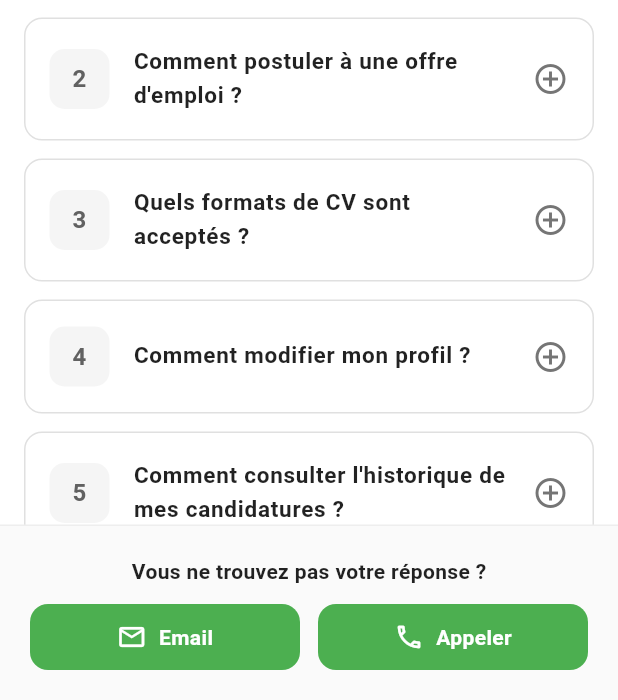
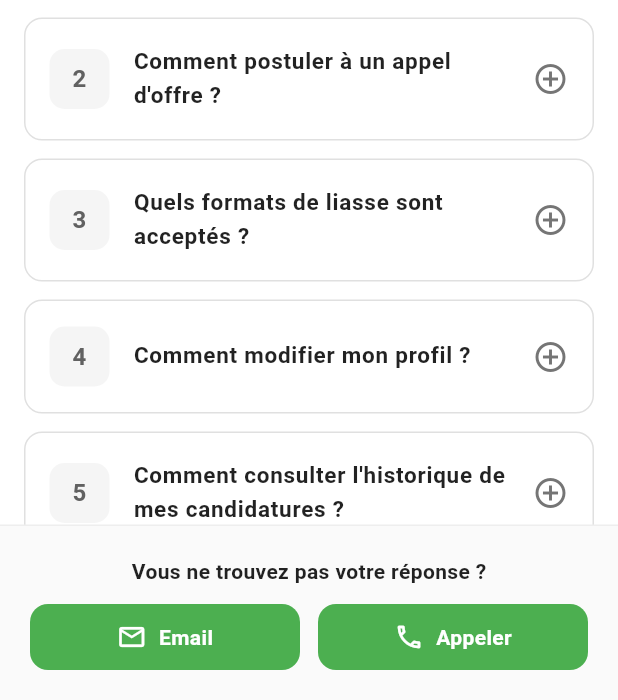
Before and after one commit to Babacargueye3101/sen_offre_mobile, a Flutter app: the FaqScreen screen opened directly, on a phone screen of 412 x 824 dp, the part 536-1236 px from its top. Run offline on Flutter 3.47's test engine with Material 3 defaults, Android fonts, the light colour scheme and no system bars; our stand-ins replace file_picker, flutter_dotenv, image_picker, permission_handler, shared_preferences, timeago and 1 more; accounts and stored records are empty.

Commit message:
Terminologie: remplacer 'CV' par 'liasse' et 'offre d'emploi' par 'appel d'offre'
- Écrans: post_detail, faq, ai_chatbot, messages
- Services: resume, user, api, azure_openai, job_search_ai

Contexte: application d'appel d'offres (pas d'emploi)

```diff
--- a/lib/screens/ai_chatbot_screen.dart
+++ b/lib/screens/ai_chatbot_screen.dart
@@ -26,7 +26,7 @@ class _AIChatbotScreenState extends State<AIChatbotScreen> {
   void _addWelcomeMessage() {
     setState(() {
       _messages.add(ChatMessage(
-        text: 'Bonjour! 👋\n\nJe suis votre assistant virtuel pour la recherche d\'emploi. Je peux vous aider à:\n\n• Trouver des offres d\'emploi\n• Rechercher par période (mois dernier, année passée, etc.)\n• Filtrer par localisation ou catégorie\n• Répondre à vos questions sur les offres\n\nComment puis-je vous aider aujourd\'hui?',
+        text: 'Bonjour! 👋\n\nJe suis votre assistant virtuel pour la recherche d\'appel d\'offre. Je peux vous aider à:\n\n• Trouver des appels d\'offre\n• Rechercher par période (mois dernier, année passée, etc.)\n• Filtrer par localisation ou catégorie\n• Répondre à vos questions sur les offres\n\nComment puis-je vous aider aujourd\'hui?',
         isUser: false,
         timestamp: DateTime.now(),
       ));
@@ -156,19 +156,19 @@ class _AIChatbotScreenState extends State<AIChatbotScreen> {
 
     // Réponses prédéfinies pour les questions courantes
     if (messageLower.contains('bonjour') || messageLower.contains('salut') || messageLower.contains('hello') || messageLower.contains('hi')) {
-      return 'Bonjour ! 👋\n\nJe suis votre assistant virtuel pour la recherche d\'emploi. Je peux vous aider à trouver des offres qui correspondent à vos critères.\n\nQue recherchez-vous aujourd\'hui ?';
+      return 'Bonjour ! 👋\n\nJe suis votre assistant virtuel pour la recherche d\'appel d\'offre. Je peux vous aider à trouver des offres qui correspondent à vos critères.\n\nQue recherchez-vous aujourd\'hui ?';
     }
 
     if (messageLower.contains('aide') || messageLower.contains('help') || messageLower.contains('aider')) {
-      return 'Bien sûr ! 😊\n\nJe peux vous aider à :\n\n• 🔍 Trouver des offres d\'emploi\n• 📅 Rechercher par période (mois dernier, année passée...)\n• 📍 Filtrer par localisation (Dakar, Thiès...)\n• 💼 Chercher par métier ou compétence\n\nTapez simplement ce que vous cherchez, par exemple :\n"Je cherche un emploi de développeur"';
+      return 'Bien sûr ! 😊\n\nJe peux vous aider à :\n\n• 🔍 Trouver des appels d\'offre\n• 📅 Rechercher par période (mois dernier, année passée...)\n• 📍 Filtrer par localisation (Dakar, Thiès...)\n• 💼 Chercher par métier ou compétence\n\nTapez simplement ce que vous cherchez, par exemple :\n"Je cherche un appel d\'offre de développeur"';
     }
 
     if ((messageLower.contains('comment') && messageLower.contains('postuler')) || messageLower.contains('candidature')) {
-      return 'Pour postuler à une offre : 👍\n\n1️⃣ Cherchez des offres qui vous intéressent\n2️⃣ Cliquez sur une offre pour voir les détails\n3️⃣ Suivez les instructions de candidature\n4️⃣ Préparez votre CV et lettre de motivation\n\nBonne chance ! 🎯';
+      return 'Pour postuler à un appel d\'offre : 👍\n\n1️⃣ Cherchez des offres qui vous intéressent\n2️⃣ Cliquez sur une offre pour voir les détails\n3️⃣ Suivez les instructions de candidature\n4️⃣ Préparez votre liasse et lettre de motivation\n\nBonne chance ! 🎯';
     }
 
     if (messageLower.contains('conseil') || messageLower.contains('astuce') || messageLower.contains('tip')) {
-      return 'Voici mes meilleurs conseils : 💡\n\n✅ Personnalisez votre CV pour chaque offre\n✅ Postulez rapidement aux offres récentes\n✅ Soignez votre lettre de motivation\n✅ Préparez-vous bien pour les entretiens\n✅ Suivez vos candidatures\n\nVoulez-vous chercher des offres maintenant ?';
+      return 'Voici mes meilleurs conseils : 💡\n\n✅ Personnalisez votre liasse pour chaque offre\n✅ Postulez rapidement aux offres récentes\n✅ Soignez votre lettre de motivation\n✅ Préparez-vous bien pour les entretiens\n✅ Suivez vos candidatures\n\nVoulez-vous chercher des offres maintenant ?';
     }
 
     if (messageLower.contains('merci') || messageLower.contains('thank')) {
@@ -176,15 +176,15 @@ class _AIChatbotScreenState extends State<AIChatbotScreen> {
     }
 
     if (messageLower.contains('combien') || messageLower.contains('nombre')) {
-      return 'Pour connaître le nombre d\'offres disponibles, tapez simplement :\n\n"Je cherche un emploi"\n\nJe vous montrerai toutes les offres récentes ! 📊';
+      return 'Pour connaître le nombre d\'offres disponibles, tapez simplement :\n\n"Je cherche un appel d\'offre"\n\nJe vous montrerai toutes les offres récentes ! 📊';
     }
 
     if (messageLower.contains('qui es-tu') || messageLower.contains('qui êtes-vous') || messageLower.contains('c\'est quoi')) {
-      return 'Je suis l\'assistant virtuel de SenOffre ! 🤖\n\nMa mission est de vous aider à trouver l\'emploi qui vous correspond au Sénégal.\n\nJe peux chercher des offres par mots-clés, période, ou localisation. Comment puis-je vous aider ? 😊';
+      return 'Je suis l\'assistant virtuel de SenOffre ! 🤖\n\nMa mission est de vous aider à trouver l\'appel d\'offre qui vous correspond au Sénégal.\n\nJe peux chercher des offres par mots-clés, période, ou localisation. Comment puis-je vous aider ? 😊';
     }
 
     // Réponse par défaut
-    return 'Je comprends que vous avez une question, mais je ne suis pas sûr de pouvoir y répondre directement. 😕\n\nVoici ce que je peux faire pour vous :\n\n🔍 Chercher des offres d\'emploi\nExemple : "Je cherche un emploi de développeur"\n\n📅 Filtrer par période\nExemple : "Offres du mois dernier"\n\n📍 Filtrer par ville\nExemple : "Emploi à Dakar"\n\nEssayez l\'une de ces recherches ! 👍';
+    return 'Je comprends que vous avez une question, mais je ne suis pas sûr de pouvoir y répondre directement. 😕\n\nVoici ce que je peux faire pour vous :\n\n🔍 Chercher des appels d\'offre\nExemple : "Je cherche un appel d\'offre de développeur"\n\n📅 Filtrer par période\nExemple : "Offres du mois dernier"\n\n📍 Filtrer par ville\nExemple : "Appel d\'offre à Dakar"\n\nEssayez l\'une de ces recherches ! 👍';
   }
 
   void _scrollToBottom() {
--- a/lib/screens/faq_screen.dart
+++ b/lib/screens/faq_screen.dart
@@ -16,12 +16,12 @@ class _FaqScreenState extends State<FaqScreen> {
       'answer': 'Pour créer un compte, cliquez sur "S\'inscrire" sur la page d\'accueil. Remplissez le formulaire avec vos informations personnelles (nom, email, mot de passe) et validez. Vous recevrez un email de confirmation.',
     },
     {
-      'question': 'Comment postuler à une offre d\'emploi ?',
-      'answer': 'Pour postuler à une offre, consultez les détails de l\'offre qui vous intéresse, puis cliquez sur le bouton "Postuler". Vous devrez sélectionner ou télécharger votre CV, puis rédiger un message de motivation (minimum 20 caractères).',
+      'question': 'Comment postuler à un appel d\'offre ?',
+      'answer': 'Pour postuler à un appel d\'offre, consultez les détails de l\'offre qui vous intéresse, puis cliquez sur le bouton "Postuler". Vous devrez sélectionner ou télécharger votre liasse, puis rédiger un message de motivation (minimum 20 caractères).',
     },
     {
-      'question': 'Quels formats de CV sont acceptés ?',
-      'answer': 'Nous acceptons les formats suivants : PDF, DOC, DOCX, JPG et PNG. La taille maximale du fichier est de 5 MB. Assurez-vous que votre CV est à jour et bien structuré.',
+      'question': 'Quels formats de liasse sont acceptés ?',
+      'answer': 'Nous acceptons les formats suivants : PDF, DOC, DOCX, JPG et PNG. La taille maximale du fichier est de 5 MB. Assurez-vous que votre liasse est à jour et bien structurée.',
     },
     {
       'question': 'Comment modifier mon profil ?',
@@ -32,7 +32,7 @@ class _FaqScreenState extends State<FaqScreen> {
       'answer': 'Dans l\'onglet "Profil", sélectionnez l\'onglet "Historique". Vous y trouverez la liste de toutes vos candidatures avec les détails des postes auxquels vous avez postulé et vos messages de motivation.',
     },
     {
-      'question': 'Comment filtrer les offres d\'emploi ?',
+      'question': 'Comment filtrer les appels d\'offre ?',
       'answer': 'Sur la page d\'accueil ou la page des offres, utilisez les filtres disponibles : Type d\'offre (CDI, CDD, Stage, etc.), Localisation (ville) et Catégorie. Cliquez sur les chips pour ouvrir les options de filtrage.',
     },
     {
--- a/lib/screens/messages_screen.dart
+++ b/lib/screens/messages_screen.dart
@@ -228,7 +228,7 @@ class _MessagesScreenState extends State<MessagesScreen> {
                   ),
                   const SizedBox(height: 8),
                   Text(
-                    'Postulez à une offre d\'emploi pour commencer une conversation avec le recruteur',
+                    'Postulez à un appel d\'offre pour commencer une conversation avec le recruteur',
                     style: TextStyle(
                       fontSize: 13,
                       color: Colors.grey[700],
--- a/lib/screens/post_detail_screen.dart
+++ b/lib/screens/post_detail_screen.dart
@@ -164,7 +164,7 @@ class _PostDetailScreenState extends State<PostDetailScreen> {
                 mainAxisAlignment: MainAxisAlignment.spaceBetween,
                 children: [
                   const Text(
-                    'Choisir un CV',
+                    'Choisir une liasse',
                     style: TextStyle(
                       fontSize: 20,
                       fontWeight: FontWeight.bold,
@@ -184,10 +184,10 @@ class _PostDetailScreenState extends State<PostDetailScreen> {
             Expanded(
               child: ListView.builder(
                 padding: const EdgeInsets.symmetric(horizontal: 16),
-                itemCount: resumes.length + 1, // +1 pour l'option "Nouveau CV"
+                itemCount: resumes.length + 1, // +1 pour l'option "Nouvelle liasse"
                 itemBuilder: (context, index) {
                   if (index == resumes.length) {
-                    // Option pour uploader un nouveau CV
+                    // Option pour uploader une nouvelle liasse
                     return InkWell(
                       onTap: () {
                         Navigator.pop(context);
@@ -222,7 +222,7 @@ class _PostDetailScreenState extends State<PostDetailScreen> {
                             const SizedBox(width: 16),
                             const Expanded(
                               child: Text(
-                                'Uploader un nouveau CV',
+                                'Uploader une nouvelle liasse',
                                 style: TextStyle(
                                   fontSize: 15,
                                   fontWeight: FontWeight.w600,
@@ -316,9 +316,9 @@ class _PostDetailScreenState extends State<PostDetailScreen> {
         shape: RoundedRectangleBorder(
           borderRadius: BorderRadius.circular(16),
         ),
-        title: const Text('Uploader un CV'),
+        title: const Text('Uploader une liasse'),
         content: const Text(
-          'Vous devez uploader un CV pour postuler à cette offre. Formats acceptés : PDF, DOC, DOCX, JPG, PNG',
+          'Vous devez uploader une liasse pour postuler à cette offre. Formats acceptés : PDF, DOC, DOCX, JPG, PNG',
         ),
         actions: [
           TextButton(
--- a/lib/services/api_service.dart
+++ b/lib/services/api_service.dart
@@ -119,7 +119,7 @@ class ApiService {
 
   /// Convertir le type de compte en user_type_id
   static int getUserTypeId(String accountType) {
-    // Map userType to user_type_id: 1 = Employeur, 2 = Demandeur d'emploi
+    // Map userType to user_type_id: 1 = Employeur, 2 = Demandeur d'appel d'offre
     switch (accountType.toLowerCase()) {
       case 'societe':
       case 'employer':
--- a/lib/services/azure_openai_service.dart
+++ b/lib/services/azure_openai_service.dart
@@ -108,7 +108,7 @@ class AzureOpenAIService {
   /// Analyser une requête utilisateur et extraire les paramètres de recherche
   static Future<Map<String, dynamic>> analyzeSearchQuery(String query) async {
     try {
-      final systemPrompt = '''Tu es un assistant spécialisé dans l'analyse de requêtes de recherche d'emploi.
+      final systemPrompt = '''Tu es un assistant spécialisé dans l'analyse de requêtes de recherche d'appel d'offre.
 Ton rôle est d'extraire les informations pertinentes d'une requête utilisateur et de les structurer en JSON.
 
 Extrait les informations suivantes si elles sont présentes:
--- a/lib/services/job_search_ai_service.dart
+++ b/lib/services/job_search_ai_service.dart
@@ -107,7 +107,7 @@ class JobSearchAIService {
       'mes', 'tes', 'ses', 'notre', 'votre', 'leur', 'nos', 'vos', 'leurs',
       'sur', 'dans', 'pour', 'avec', 'sans', 'par', 'en', 'y',
       'cherche', 'recherche', 'trouve', 'trouver', 'veux', 'veut', 'voudrais',
-      'offre', 'offres', 'emploi', 'emplois', 'job', 'jobs', 'poste', 'postes',
+      'offre', 'offres', 'appel d\'offre', 'appels d\'offre', 'job', 'jobs', 'poste', 'postes',
       'travail', 'correspond', 'correspondant', 'correspondante',
     ];
 
@@ -291,7 +291,7 @@ $postsDetails
 === FIN DE LA BASE DE DONNEES ===''';
       }
 
-      final systemPrompt = '''Vous etes un assistant virtuel expert en recherche d'emploi au Senegal connecte a une base de donnees d'offres reelles.
+      final systemPrompt = '''Vous etes un assistant virtuel expert en recherche d'appel d'offre au Senegal connecte a une base de donnees d'offres reelles.
 
 Votre mission:
 - Analyser les offres de la base de donnees pour repondre aux questions
--- a/lib/services/resume_service.dart
+++ b/lib/services/resume_service.dart
@@ -7,7 +7,7 @@ import 'user_service.dart';
 class ResumeService {
   static const String _resumesEndpoint = '/resumes';
 
-  /// Récupérer les CV de l'utilisateur connecté
+  /// Récupérer les liasses de l'utilisateur connecté
   static Future<ResumeResponse> getUserResumes({
     int perPage = 10,
   }) async {
@@ -52,7 +52,7 @@ class ResumeService {
         final jsonResponse = json.decode(responseBody);
         return ResumeResponse.fromJson(jsonResponse);
       } else {
-        throw Exception('Erreur lors de la récupération des CV: ${httpResponse.statusCode}');
+        throw Exception('Erreur lors de la récupération des liasses: ${httpResponse.statusCode}');
       }
     } catch (e) {
       print('Erreur getUserResumes: $e');
@@ -60,7 +60,7 @@ class ResumeService {
     }
   }
 
-  /// Postuler à une offre avec un CV existant ou nouveau
+  /// Postuler à une offre avec une liasse existante ou nouvelle
   static Future<Map<String, dynamic>> applyToPost({
     required int postId,
     required String body,
@@ -118,7 +118,7 @@ class ResumeService {
         bodyBytes.addAll(utf8.encode('$resumeId\r\n'));
       }
 
-      // Ajouter le fichier CV si fourni
+      // Ajouter le fichier liasse si fourni
       if (resumeFile != null) {
         final fileBytes = await resumeFile.readAsBytes();
         final filename = resumeFile.path.split('/').last;
--- a/lib/services/user_service.dart
+++ b/lib/services/user_service.dart
@@ -44,7 +44,7 @@ class UserService {
         countryFlagUrl: response.result.countryFlagUrl,
         countryCode: null,
         languageCode: null,
-        userTypeId: 2, // Par défaut demandeur d'emploi
+        userTypeId: 2, // Par défaut demandeur d'appel d'offre
         genderId: 1, // Par défaut
         photo: null,
         about: null,
```
